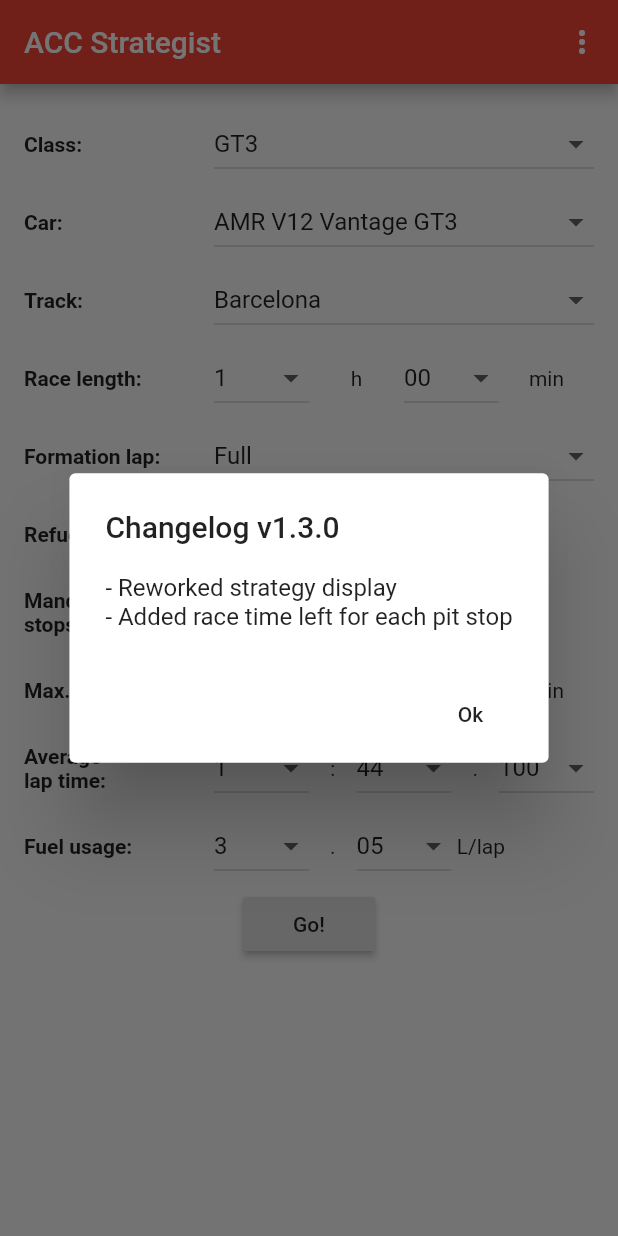
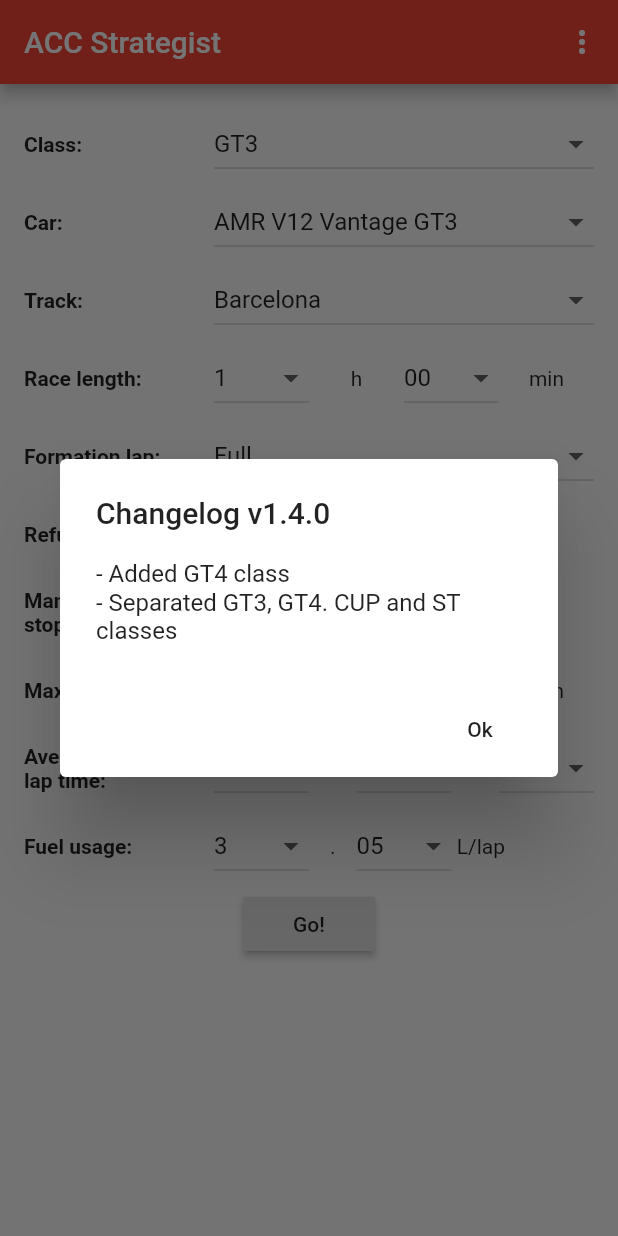
Before and after one commit to sylvainvillet/acc_race_strategy, a Flutter app: the screen it shows after launch, on a phone screen of 412 x 824 dp. Run offline on Flutter 3.47's test engine with Material 2 defaults, Android fonts, the phone set to English and light mode, and no system bars; our stand-ins replace package_info, shared_preferences, theme_provider.

Commit message:
Version and changelog

```diff
--- a/lib/main.dart
+++ b/lib/main.dart
@@ -252,8 +252,8 @@ class _HomePageState extends State<HomePage> {
         Column(
           crossAxisAlignment: CrossAxisAlignment.start,
           children: <Widget>[
-            Text('- Reworked strategy display'),
-            Text('- Added race time left for each pit stop'),
+            Text('- Added GT4 class'),
+            Text('- Separated GT3, GT4. CUP and ST classes'),
           ],
         ));
   }
--- a/pubspec.yaml
+++ b/pubspec.yaml
@@ -1,5 +1,5 @@
 name: accracestrategy
-description: A new Flutter application.
+description: ACC Strategy calculator
 
 # The following line prevents the package from being accidentally published to
 # pub.dev using `pub publish`. This is preferred for private packages.
@@ -15,7 +15,7 @@ publish_to: 'none' # Remove this line if you wish to publish to pub.dev
 # In iOS, build-name is used as CFBundleShortVersionString while build-number used as CFBundleVersion.
 # Read more about iOS versioning at
 # https://developer.apple.com/library/archive/documentation/General/Reference/InfoPlistKeyReference/Articles/CoreFoundationKeys.html
-version: 1.3.0+4
+version: 1.4.0+5
 
 environment:
   sdk: ">=2.7.0 <3.0.0"
```
